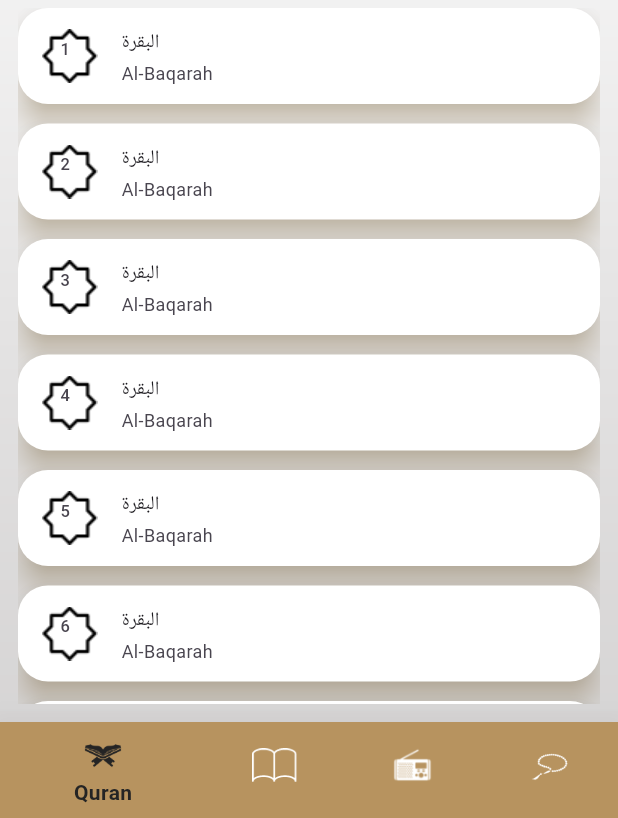
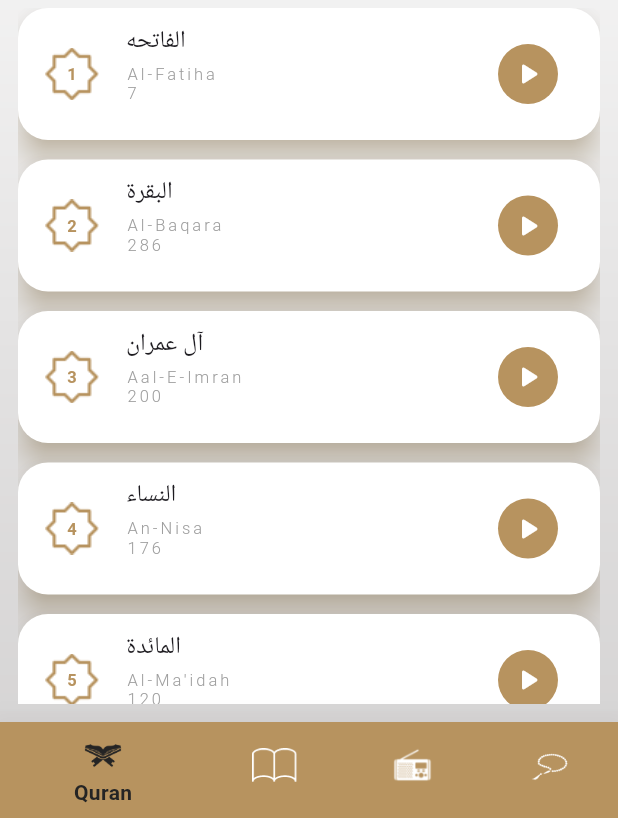
Before and after one commit to saraalbagory/islamy_application, a Flutter app: the screen it shows after launch, on a phone screen of 412 x 824 dp, the part 418-1236 px from its top. Run offline on Flutter 3.47's test engine with Material 3 defaults, Android fonts, the light colour scheme and no system bars.

Commit message:
edited the quraan page design

```diff
--- /dev/null
+++ b/lib/common/qurann_info.dart
@@ -0,0 +1,351 @@
+class QurannInfo {
+  static List<String> quranSurasEn = [
+    "Al-Fatiha", // The Opening
+    "Al-Baqara", // The Cow
+    "Aal-E-Imran", // The Family of Imran
+    "An-Nisa", // The Women
+    "Al-Ma'idah", // The Table Spread
+    "Al-An'am", // The Cattle
+    "Al-A'raf", // The Heights
+    "Al-Anfal", // The Spoils of War
+    "At-Tawbah", // The Repentance
+    "Yunus", // Jonah
+    "Hud", // Hud
+    "Yusuf", // Joseph
+    "Ar-Ra'd", // The Thunder
+    "Ibrahim", // Abraham
+    "Al-Hijr", // The Rocky Tract
+    "An-Nahl", // The Bee
+    "Al-Isra", // The Night Journey
+    "Al-Kahf", // The Cave
+    "Maryam", // Mary
+    "Ta-Ha", // Ta-Ha
+    "Al-Anbiya", // The Prophets
+    "Al-Hajj", // The Pilgrimage
+    "Al-Mu'minun", // The Believers
+    "An-Nur", // The Light
+    "Al-Furqan", // The Criterion
+    "Ash-Shu'ara", // The Poets
+    "An-Naml", // The Ant
+    "Al-Qasas", // The Stories
+    "Al-Ankabut", // The Spider
+    "Ar-Rum", // The Romans
+    "Luqman", // Luqman
+    "As-Sajda", // The Prostration
+    "Al-Ahzab", // The Confederates
+    "Saba", // Sheba
+    "Fatir", // The Originator
+    "Ya-Sin", // Ya-Sin
+    "As-Saffat", // The Ranks
+    "Sad", // Sad
+    "Az-Zumar", // The Groups
+    "Ghafir", // The Forgiver
+    "Fussilat", // Explained in Detail
+    "Ash-Shura", // Consultation
+    "Az-Zukhruf", // Ornaments of Gold
+    "Ad-Dukhan", // Smoke
+    "Al-Jathiyah", // The Kneeling
+    "Al-Ahqaf", // The Wind-Curved Sandhills
+    "Muhammad", // Muhammad
+    "Al-Fath", // The Victory
+    "Al-Hujurat", // The Rooms
+    "Qaf", // Qaf
+    "Adh-Dhariyat", // The Winnowing Winds
+    "At-Tur", // The Mount
+    "An-Najm", // The Star
+    "Al-Qamar", // The Moon
+    "Ar-Rahman", // The Beneficent
+    "Al-Waqi'a", // The Event
+    "Al-Hadid", // The Iron
+    "Al-Mujadila", // The Pleading Woman
+    "Al-Hashr", // The Exile
+    "Al-Mumtahina", // She That is to be Examined
+    "As-Saff", // The Ranks
+    "Al-Jumu'a", // The Congregation
+    "Al-Munafiqun", // The Hypocrites
+    "At-Taghabun", // The Mutual Disillusion
+    "At-Talaq", // The Divorce
+    "At-Tahrim", // The Prohibition
+    "Al-Mulk", // The Sovereignty
+    "Al-Qalam", // The Pen
+    "Al-Haaqqa", // The Inevitable
+    "Al-Ma'arij", // The Ascending Stairways
+    "Nuh", // Noah
+    "Al-Jinn", // The Jinn
+    "Al-Muzzammil", // The Enshrouded One
+    "Al-Muddaththir", // The Cloaked One
+    "Al-Qiyama", // The Resurrection
+    "Al-Insan", // Man
+    "Al-Mursalat", // The Emissaries
+    "An-Naba", // The Tidings
+    "An-Nazi'at", // The Snatching
+    "Abasa", // He Frowned
+    "At-Takwir", // The Overthrowing
+    "Al-Infitar", // The Cleaving
+    "Al-Mutaffifin", // The Defrauding
+    "Al-Inshiqaq", // The Splitting Open
+    "Al-Buruj", // The Constellations
+    "At-Tariq", // The Morning Star
+    "Al-Ala", // The Most High
+    "Al-Ghashiyah", // The Overwhelming
+    "Al-Fajr", // The Dawn
+    "Al-Balad", // The City
+    "Ash-Shams", // The Sun
+    "Al-Lail", // The Night
+    "Ad-Duha", // The Morning Hours
+    "Ash-Sharh", // The Relief
+    "At-Tin", // The Fig
+    "Al-Alaq", // The Clot
+    "Al-Qadr", // The Power
+    "Al-Bayyina", // The Clear Evidence
+    "Az-Zalzalah", // The Earthquake
+    "Al-Adiyat", // The Courser
+    "Al-Qaria", // The Calamity
+    "At-Takathur", // The Rivalry in World Increase
+    "Al-Asr", // The Time
+    "Al-Humazah", // The Traducer
+    "Al-Fil", // The Elephant
+    "Quraysh", // Quraysh
+    "Al-Ma'un", // The Small Kindnesses
+    "Al-Kawthar", // Abundance
+    "Al-Kafirun", // The Disbelievers
+    "An-Nasr", // The Divine Support
+    "Al-Masad", // The Palm Fiber
+    "Al-Ikhlas", // The Sincerity
+    "Al-Falaq", // The Daybreak
+    "An-Nas" // The Mankind
+  ];
+  static List<String> arSuras = [
+    "الفاتحه",
+    "البقرة",
+    "آل عمران",
+    "النساء",
+    "المائدة",
+    "الأنعام",
+    "الأعراف",
+    "الأنفال",
+    "التوبة",
+    "يونس",
+    "هود",
+    "يوسف",
+    "الرعد",
+    "إبراهيم",
+    "الحجر",
+    "النحل",
+    "الإسراء",
+    "الكهف",
+    "مريم",
+    "طه",
+    "الأنبياء",
+    "الحج",
+    "المؤمنون",
+    "النّور",
+    "الفرقان",
+    "الشعراء",
+    "النّمل",
+    "القصص",
+    "العنكبوت",
+    "الرّوم",
+    "لقمان",
+    "السجدة",
+    "الأحزاب",
+    "سبأ",
+    "فاطر",
+    "يس",
+    "الصافات",
+    "ص",
+    "الزمر",
+    "غافر",
+    "فصّلت",
+    "الشورى",
+    "الزخرف",
+    "الدّخان",
+    "الجاثية",
+    "الأحقاف",
+    "محمد",
+    "الفتح",
+    "الحجرات",
+    "ق",
+    "الذاريات",
+    "الطور",
+    "النجم",
+    "القمر",
+    "الرحمن",
+    "الواقعة",
+    "الحديد",
+    "المجادلة",
+    "الحشر",
+    "الممتحنة",
+    "الصف",
+    "الجمعة",
+    "المنافقون",
+    "التغابن",
+    "الطلاق",
+    "التحريم",
+    "الملك",
+    "القلم",
+    "الحاقة",
+    "المعارج",
+    "نوح",
+    "الجن",
+    "المزّمّل",
+    "المدّثر",
+    "القيامة",
+    "الإنسان",
+    "المرسلات",
+    "النبأ",
+    "النازعات",
+    "عبس",
+    "التكوير",
+    "الإنفطار",
+    "المطفّفين",
+    "الإنشقاق",
+    "البروج",
+    "الطارق",
+    "الأعلى",
+    "الغاشية",
+    "الفجر",
+    "البلد",
+    "الشمس",
+    "الليل",
+    "الضحى",
+    "الشرح",
+    "التين",
+    "العلق",
+    "القدر",
+    "البينة",
+    "الزلزلة",
+    "العاديات",
+    "القارعة",
+    "التكاثر",
+    "العصر",
+    "الهمزة",
+    "الفيل",
+    "قريش",
+    "الماعون",
+    "الكوثر",
+    "الكافرون",
+    "النصر",
+    "المسد",
+    "الإخلاص",
+    "الفلق",
+    "الناس"
+  ];
+  static List<int> suraVersesCount = [
+    7, // Al-Fatiha
+    286, // Al-Baqara
+    200, // Aal-E-Imran
+    176, // An-Nisa
+    120, // Al-Ma'idah
+    165, // Al-An'am
+    206, // Al-A'raf
+    75, // Al-Anfal
+    129, // At-Tawbah
+    109, // Yunus
+    123, // Hud
+    111, // Yusuf
+    43, // Ar-Ra'd
+    52, // Ibrahim
+    99, // Al-Hijr
+    128, // An-Nahl
+    111, // Al-Isra
+    110, // Al-Kahf
+    98, // Maryam
+    135, // Ta-Ha
+    112, // Al-Anbiya
+    78, // Al-Hajj
+    118, // Al-Mu'minun
+    64, // An-Nur
+    77, // Al-Furqan
+    227, // Ash-Shu'ara
+    93, // An-Naml
+    88, // Al-Qasas
+    69, // Al-Ankabut
+    60, // Ar-Rum
+    34, // Luqman
+    30, // As-Sajda
+    73, // Al-Ahzab
+    54, // Saba
+    45, // Fatir
+    83, // Ya-Sin
+    182, // As-Saffat
+    88, // Sad
+    75, // Az-Zumar
+    85, // Ghafir
+    54, // Fussilat
+    53, // Ash-Shura
+    89, // Az-Zukhruf
+    59, // Ad-Dukhan
+    37, // Al-Jathiyah
+    35, // Al-Ahqaf
+    38, // Muhammad
+    29, // Al-Fath
+    18, // Al-Hujurat
+    45, // Qaf
+    60, // Adh-Dhariyat
+    49, // At-Tur
+    62, // An-Najm
+    55, // Al-Qamar
+    78, // Ar-Rahman
+    96, // Al-Waqi'a
+    29, // Al-Hadid
+    22, // Al-Mujadila
+    24, // Al-Hashr
+    13, // Al-Mumtahina
+    14, // As-Saff
+    11, // Al-Jumu'a
+    11, // Al-Munafiqun
+    18, // At-Taghabun
+    12, // At-Talaq
+    12, // At-Tahrim
+    30, // Al-Mulk
+    52, // Al-Qalam
+    44, // Al-Haaqqa
+    28, // Al-Ma'arij
+    28, // Nuh
+    20, // Al-Jinn
+    20, // Al-Muzzammil
+    56, // Al-Muddaththir
+    40, // Al-Qiyama
+    31, // Al-Insan
+    50, // Al-Mursalat
+    40, // An-Naba
+    46, // An-Nazi'at
+    42, // Abasa
+    29, // At-Takwir
+    19, // Al-Infitar
+    36, // Al-Mutaffifin
+    25, // Al-Inshiqaq
+    22, // Al-Buruj
+    17, // At-Tariq
+    19, // Al-Ala
+    26, // Al-Ghashiyah
+    30, // Al-Fajr
+    20, // Al-Balad
+    15, // Ash-Shams
+    21, // Al-Lail
+    11, // Ad-Duha
+    8, // Ash-Sharh
+    8, // At-Tin
+    19, // Al-Alaq
+    5, // Al-Qadr
+    8, // Al-Bayyina
+    8, // Az-Zalzalah
+    11, // Al-Adiyat
+    11, // Al-Qaria
+    8, // At-Takathur
+    3, // Al-Asr
+    9, // Al-Humazah
+    5, // Al-Fil
+    4, // Quraysh
+    7, // Al-Ma'un
+    3, // Al-Kawthar
+    6, // Al-Kafirun
+    3, // An-Nasr
+    5, // Al-Masad
+    4, // Al-Ikhlas
+    5, // Al-Falaq
+    6 // An-Nas
+  ];
+  static int numberOfSuras=114;
+}
--- a/lib/pages/quarn_screen.dart
+++ b/lib/pages/quarn_screen.dart
@@ -1,4 +1,5 @@
 import 'package:flutter/material.dart';
+import 'package:islamy_application/common/qurann_info.dart';
 
 class QuarnScreen extends StatelessWidget {
   const QuarnScreen({super.key});
@@ -29,29 +30,60 @@ class QuarnScreen extends StatelessWidget {
                     return PhysicalModel(
                       color: Colors.white,
                       borderRadius: BorderRadius.circular(20.0),
-                      elevation:8,
+                      elevation: 8,
                       shadowColor: const Color.fromARGB(133, 147, 96, 1),
                       child: ListTile(
-
                         leading: Stack(
+                          alignment: Alignment.center,
                           children: [
                             Image.asset(
                               "assets/images/Vector.png",
-                              color: Colors.black,
+                              color: Theme.of(context).primaryColor,
+                              height: 35,
+                              width: 40,
                             ),
-                            Positioned(
-                                top: 5,
-                                left: 12,
-                                child: Text((index + 1).toString()))
+                            // Positioned(
+                            //     top: 5,
+                            //     left: 12,
+                            Text(
+                              (index + 1).toString(),
+                              style: TextStyle(
+                                  color: Theme.of(context).primaryColor,
+                                  fontWeight: FontWeight.w700),
+                            )
                           ],
                         ),
-                        title: Text("البقرة"),
-                        subtitle: Text("Al-Baqarah "),
-                        dense: true,
+                        title: Text(QurannInfo.arSuras[index]),
+                        subtitle: Column(
+                          crossAxisAlignment: CrossAxisAlignment.start,
+                          //  mainAxisAlignment: MainAxisAlignment.start,
+                          children: [
+                            Text(QurannInfo.quranSurasEn[index]),
+                            Text(QurannInfo.suraVersesCount[index].toString()),
+                          ],
+                        ),
+                        trailing: IconButton.filled(
+                          onPressed: () {},
+                          icon: const Icon(
+                            Icons.play_arrow_rounded,
+                          ),
+                          color: Colors.white,
+                          style: ButtonStyle(
+                            backgroundColor: WidgetStatePropertyAll(
+                                Theme.of(context).primaryColor),
+                          ),
+                        ),
+                        isThreeLine: true,
+                        subtitleTextStyle: const TextStyle(
+                            fontWeight: FontWeight.w300,
+                            letterSpacing: 2,
+                            fontSize: 11,
+                            color: Colors.grey),
+                        titleAlignment: ListTileTitleAlignment.center,
                       ),
                     );
                   },
-                  itemCount: 7,
+                  itemCount: QurannInfo.numberOfSuras,
                 ),
               )
             ],
--- /dev/null
+++ b/lib/screens/quraan_virses_screen.dart
@@ -0,0 +1,34 @@
+import 'package:flutter/material.dart';
+
+class QuraanVirsesScreen extends StatelessWidget {
+  const QuraanVirsesScreen({super.key});
+
+  @override
+  Widget build(BuildContext context) {
+    return Container(
+      decoration: const BoxDecoration(
+        image: DecorationImage(
+            image: AssetImage("assets/images/default_bg.png"),
+            fit: BoxFit.cover),
+      ),
+      child: Scaffold(
+         appBar: AppBar(
+          title: const Text("Islamy"),
+
+        ),
+        body: Column(
+          children: [
+           Text("البقرة"),
+           Divider(
+            height: 20,
+            thickness: 3,
+            color: Theme.of(context).primaryColor,
+
+           )
+          ],
+        ),
+
+      ),
+    );
+  }
+}
```
Also changed, not shown: lib/screens/home_screen.dart (+2 -6 lines).
